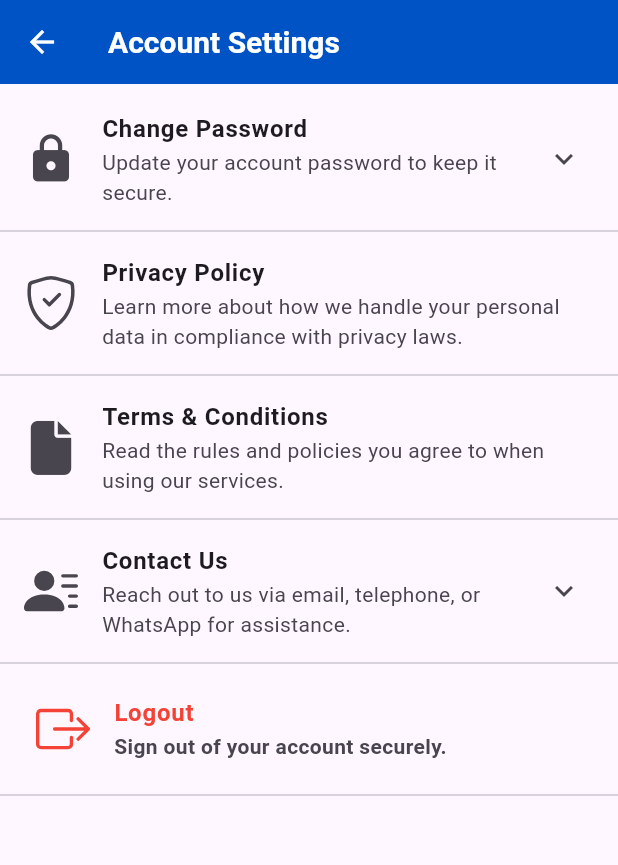
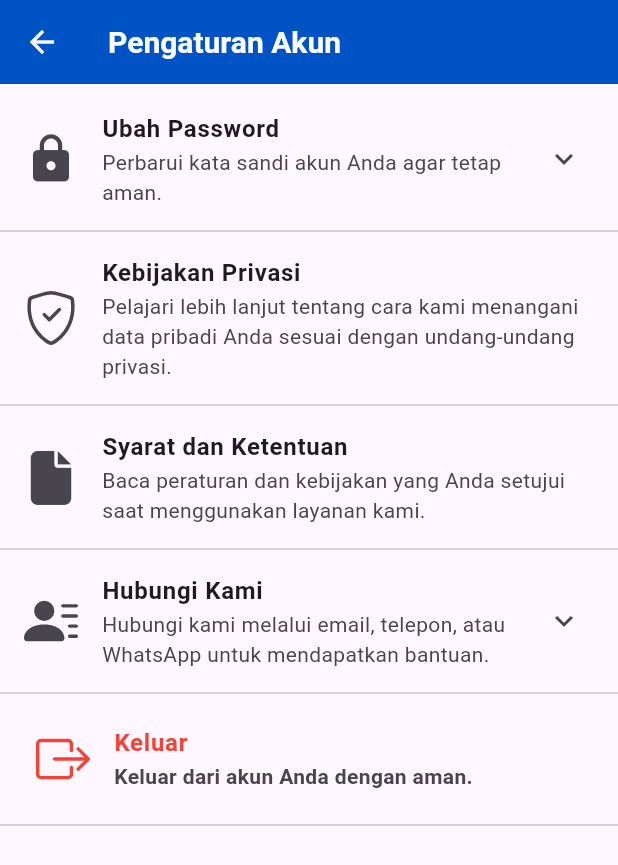
Before and after one commit to alifzidanr/simpeg2, a Flutter app: the AccountSettingsPage screen opened directly with empty values, on a phone screen of 412 x 824 dp. Shown: the top 865 px of the screen. Run offline on Flutter 3.47's test engine with Material 3 defaults, Android fonts, the light colour scheme and no system bars; our stand-ins replace fl_chart, google_fonts, icons_plus, image_picker, permission_handler, shared_preferences and 1 more; accounts and stored records are empty.

Commit message:
30th commit

```diff
--- a/lib/account_settings_page.dart
+++ b/lib/account_settings_page.dart
@@ -30,14 +30,14 @@ class _AccountSettingsPageState extends State<AccountSettingsPage> {
 
     if (currentPassword.isEmpty || newPassword.isEmpty || confirmPassword.isEmpty) {
       ScaffoldMessenger.of(context).showSnackBar(
-        SnackBar(content: Text('Please fill all fields.')),
+        SnackBar(content: Text('Harap isi semua kolom.')),
       );
       return;
     }
 
     if (newPassword != confirmPassword) {
       ScaffoldMessenger.of(context).showSnackBar(
-        SnackBar(content: Text('New password and confirmation do not match.')),
+        SnackBar(content: Text('Password baru dan konfirmasi tidak cocok.')),
       );
       return;
     }
@@ -45,7 +45,7 @@ class _AccountSettingsPageState extends State<AccountSettingsPage> {
     bool isCurrentPasswordValid = await DatabaseHelper.instance.login(widget.idPegawai, currentPassword);
     if (!isCurrentPasswordValid) {
       ScaffoldMessenger.of(context).showSnackBar(
-        SnackBar(content: Text('Current password is incorrect.')),
+        SnackBar(content: Text('Password saat ini salah.')),
       );
       return;
     }
@@ -57,10 +57,28 @@ class _AccountSettingsPageState extends State<AccountSettingsPage> {
     await prefs.remove('password');
 
     ScaffoldMessenger.of(context).showSnackBar(
-      SnackBar(content: Text('Password changed successfully. Please log in again.')),
+      SnackBar(content: Text('Password berhasil diubah.')),
     );
 
     Navigator.pop(context);
+  }
+
+  void _launchEmail(String email) async {
+  final Uri emailLaunchUri = Uri(
+    scheme: 'mailto',
+    path: email,
+    queryParameters: {
+      'subject': 'Hello',
+    },
+  );
+
+  if (await canLaunch(emailLaunchUri.toString())) {
+    await launch(emailLaunchUri.toString());
+  } else {
+    ScaffoldMessenger.of(context).showSnackBar(
+      SnackBar(content: Text('Tidak dapat membuka email app.')),
+    );
+  }
 }
 
   void _logout() async {
@@ -68,16 +86,44 @@ class _AccountSettingsPageState extends State<AccountSettingsPage> {
     context: context,
     builder: (BuildContext context) {
       return AlertDialog(
-          title: Text('Confirm Logout'),
-          content: Text('Are you sure you want to logout?'),
+        backgroundColor: Colors.white, // White background for the dialog
+        title: Text(
+          'Konfirmasi Logout',
+          style: TextStyle(
+            fontFamily: 'Roboto',
+            fontWeight: FontWeight.bold,
+          ),
+        ),
+        content: Text(
+          'Apakah Anda yakin ingin keluar?',
+          style: TextStyle(
+            fontFamily: 'Roboto',
+            fontWeight: FontWeight.bold,
+            color: Colors.red,
+            fontSize: 18, // Red text for the message
+          ),
+        ),
         actions: <Widget>[
-            TextButton(
+          ElevatedButton(
             onPressed: () {
               Navigator.of(context).pop();
             },
-              child: Text('No'),
+            style: ElevatedButton.styleFrom(
+              backgroundColor: Colors.red, // Red background
+              shape: RoundedRectangleBorder(
+                borderRadius: BorderRadius.circular(16), // Border radius 20
               ),
-            TextButton(
+            ),
+            child: Text(
+              'Tidak',
+              style: TextStyle(
+                fontFamily: 'Roboto',
+                fontWeight: FontWeight.bold,
+                color: Colors.white, // White font
+              ),
+            ),
+          ),
+          ElevatedButton(
             onPressed: () async {
               SharedPreferences prefs = await SharedPreferences.getInstance();
               await prefs.remove('idPegawai');
@@ -88,13 +134,27 @@ class _AccountSettingsPageState extends State<AccountSettingsPage> {
                 (Route<dynamic> route) => false,
               );
             },
-              child: Text('Yes'),
+            style: ElevatedButton.styleFrom(
+              backgroundColor: Colors.green, // Green background
+              shape: RoundedRectangleBorder(
+                borderRadius: BorderRadius.circular(16), // Border radius 20
+              ),
+            ),
+            child: Text(
+              'Ya',
+              style: TextStyle(
+                fontFamily: 'Roboto',
+                fontWeight: FontWeight.bold,
+                color: Colors.white, // White font
+              ),
+            ),
           ),
         ],
       );
     },
   );
 }
+
 
   void _showTermsAndConditionsModal() {
     showModalBottomSheet(
@@ -131,7 +191,7 @@ class _AccountSettingsPageState extends State<AccountSettingsPage> {
       await launch(url);
     } else {
       ScaffoldMessenger.of(context).showSnackBar(
-        SnackBar(content: Text('Could not open WhatsApp.')),
+        SnackBar(content: Text('Tidak dapat membuka WhatsApp.')),
       );
     }
   }
@@ -141,7 +201,7 @@ class _AccountSettingsPageState extends State<AccountSettingsPage> {
     return Scaffold(
       appBar: AppBar(
         title: Text(
-          'Account Settings',
+          'Pengaturan Akun',
           style: TextStyle(
             fontSize: 20,
             fontWeight: FontWeight.bold,
@@ -173,14 +233,14 @@ class _AccountSettingsPageState extends State<AccountSettingsPage> {
                   child: ListTile(
                     leading: Icon(Icons.lock, size: 36),
                     title: Text(
-                      "Change Password",
+                      "Ubah Password",
                       style: TextStyle(
                         fontWeight: FontWeight.bold,
                         fontSize: 16,
                       ),
                     ),
                     subtitle: Text(
-                      'Update your account password to keep it secure.',
+                      'Perbarui kata sandi akun Anda agar tetap aman.',
                       style: TextStyle(fontSize: 14),
                     ),
                     trailing: Icon(
@@ -199,11 +259,26 @@ class _AccountSettingsPageState extends State<AccountSettingsPage> {
                         TextField(
                             controller: _currentPasswordController,
                             decoration: InputDecoration(
-                            labelText: 'Current Password',
-                            hintText: 'Enter your current password',
-                            prefixIcon: Icon(Bootstrap.arrow_repeat), // Corresponding icon
+                              labelText: 'Password saat ini',
+                              labelStyle: TextStyle(
+                                fontFamily: 'Roboto',
+                                fontWeight: FontWeight.bold, // Set the font to bold
+                                color: Color(0xFF0053C5),
+                              ),
+                              hintText: 'Masukkan password saat ini',
+                              hintStyle: TextStyle(
+                                fontFamily: 'Roboto',
+                                fontWeight: FontWeight.bold, // Set the font to bold
+                              ),
+                              prefixIcon: Icon(Bootstrap.arrow_repeat),
                               border: OutlineInputBorder(),
                               contentPadding: EdgeInsets.only(left: 12, top: 12, bottom: 12),
+                              focusedBorder: OutlineInputBorder(
+                                borderSide: BorderSide(
+                                  color: Color(0xFF0053C5),
+                                  width: 2.0,
+                                ),
+                              ),
                             ),
                             obscureText: true,
                           ),
@@ -211,11 +286,26 @@ class _AccountSettingsPageState extends State<AccountSettingsPage> {
                           TextField(
                             controller: _newPasswordController,
                             decoration: InputDecoration(
-                            labelText: 'New Password',
-                            hintText: 'Enter your new password',
-                            prefixIcon: Icon(Bootstrap.check2), // Corresponding icon
+                              labelText: 'Password baru',
+                              labelStyle: TextStyle(
+                                fontFamily: 'Roboto',
+                                fontWeight: FontWeight.bold, // Set the font to bold
+                                color: Color(0xFF0053C5),
+                              ),
+                              hintText: 'Masukkan password baru',
+                              hintStyle: TextStyle(
+                                fontFamily: 'Roboto',
+                                fontWeight: FontWeight.bold, // Set the font to bold
+                              ),
+                              prefixIcon: Icon(Bootstrap.check2),
                               border: OutlineInputBorder(),
                               contentPadding: EdgeInsets.only(left: 12, top: 12, bottom: 12),
+                              focusedBorder: OutlineInputBorder(
+                                borderSide: BorderSide(
+                                  color: Color(0xFF0053C5),
+                                  width: 2.0,
+                                ),
+                              ),
                             ),
                             obscureText: true,
                           ),
@@ -223,11 +313,26 @@ class _AccountSettingsPageState extends State<AccountSettingsPage> {
                           TextField(
                             controller: _confirmPasswordController,
                             decoration: InputDecoration(
-                            labelText: 'Confirm New Password',
-                            hintText: 'Re-enter your new password',
-                            prefixIcon: Icon(Bootstrap.check2_all), // Corresponding icon
+                              labelText: 'Konfirmasi password baru',
+                              labelStyle: TextStyle(
+                                fontFamily: 'Roboto',
+                                fontWeight: FontWeight.bold, // Set the font to bold
+                                color: Color(0xFF0053C5),
+                              ),
+                              hintText: 'Masukkan kembali password baru Anda',
+                              hintStyle: TextStyle(
+                                fontFamily: 'Roboto',
+                                fontWeight: FontWeight.bold, // Set the font to bold
+                              ),
+                              prefixIcon: Icon(Bootstrap.check2_all),
                               border: OutlineInputBorder(),
                               contentPadding: EdgeInsets.only(left: 12, top: 12, bottom: 12),
+                              focusedBorder: OutlineInputBorder(
+                                borderSide: BorderSide(
+                                  color: Color(0xFF0053C5),
+                                  width: 2.0,
+                                ),
+                              ),
                             ),
                             obscureText: true,
                         ),
@@ -248,7 +353,7 @@ class _AccountSettingsPageState extends State<AccountSettingsPage> {
                                   fontWeight: FontWeight.bold, // Bold font
                                 ),
                               ),
-                              child: Text('Change Password'),
+                              child: Text('Ubah Password'),
                             ),
                           ],
                         ),
@@ -263,14 +368,14 @@ class _AccountSettingsPageState extends State<AccountSettingsPage> {
                   leading: Icon(Bootstrap.shield_check, size: 36),
                   onTap: _showPrivacyPolicyModal,
                   title: Text(
-                    'Privacy Policy',
+                    'Kebijakan Privasi',
                     style: TextStyle(
                       fontWeight: FontWeight.bold,
                       fontSize: 16,
                     ),
                   ),
                   subtitle: Text(
-                    'Learn more about how we handle your personal data in compliance with privacy laws.',
+                    'Pelajari lebih lanjut tentang cara kami menangani data pribadi Anda sesuai dengan undang-undang privasi.',
                     style: TextStyle(fontSize: 14),
                   ),
                 ),
@@ -280,14 +385,14 @@ class _AccountSettingsPageState extends State<AccountSettingsPage> {
                   leading: Icon(FontAwesome.file, size: 36),
                   onTap: _showTermsAndConditionsModal,
                   title: Text(
-                    'Terms & Conditions',
+                    'Syarat dan Ketentuan',
                     style: TextStyle(
                       fontWeight: FontWeight.bold,
                       fontSize: 16,
                     ),
                   ),
                   subtitle: Text(
-                    'Read the rules and policies you agree to when using our services.',
+                    'Baca peraturan dan kebijakan yang Anda setujui saat menggunakan layanan kami.',
                     style: TextStyle(fontSize: 14),
                   ),
                 ),
@@ -302,7 +407,7 @@ GestureDetector(
   child: ListTile(
     leading: Icon(Bootstrap.person_lines_fill, size: 36),
     title: Text(
-      "Contact Us",
+      "Hubungi Kami",
       style: TextStyle(
         fontWeight: FontWeight.bold,
         fontSize: 16,
@@ -310,7 +415,7 @@ GestureDetector(
       ),
     ),
     subtitle: Text(
-      'Reach out to us via email, telephone, or WhatsApp for assistance.',
+      'Hubungi kami melalui email, telepon, atau WhatsApp untuk mendapatkan bantuan.',
       style: TextStyle(fontSize: 14),
     ),
     trailing: Icon(
@@ -344,13 +449,17 @@ AnimatedContainer(
       fontFamily: 'Roboto',
     ),
   ),
-          contentPadding: EdgeInsets.zero, // Remove extra padding inside ListTile
+  contentPadding: EdgeInsets.zero,
+  trailing: Icon(Bootstrap.arrow_right), // Remove extra padding inside ListTile
+  onTap: () {
+    _launchEmail('kesra@al-azhar.or.id');
+  },
 ),
         Divider(height: 1), // Reduce height of the divider
         ListTile(
           leading: Icon(Bootstrap.telephone_fill, size: 24),
           title: Text(
-            'Telephone',
+            'Telepon',
             style: TextStyle(
               fontWeight: FontWeight.bold,
               fontSize: 14,
@@ -408,7 +517,7 @@ Padding(
     contentPadding: EdgeInsets.zero, // Aligns the Logout item with the others
     leading: Icon(Bootstrap.box_arrow_right, size: 36, color: Colors.red),
     title: Text(
-      'Logout',
+      'Keluar',
       style: TextStyle(
         fontWeight: FontWeight.bold,
         fontSize: 16,
@@ -417,7 +526,7 @@ Padding(
       ),
     ),
     subtitle: Text(
-      'Sign out of your account securely.',
+      'Keluar dari akun Anda dengan aman.',
       style: TextStyle(
         fontWeight: FontWeight.bold,
         fontSize: 14,
--- a/lib/career_page.dart
+++ b/lib/career_page.dart
@@ -27,7 +27,7 @@ class CareerPage extends StatelessWidget {
           } else if (snapshot.hasError) {
             return Center(child: Text('Error: ${snapshot.error}'));
           } else if (!snapshot.hasData || snapshot.data!.isEmpty) {
-            return Center(child: Text('No data available.'));
+            return Center(child: Text('Tidak ada data yang tersedia.'));
           }
 
           final careerData = snapshot.data!;
--- a/lib/class_page.dart
+++ b/lib/class_page.dart
@@ -26,7 +26,7 @@ Widget build(BuildContext context) {
         } else if (snapshot.hasError) {
           return Center(child: Text('Error: ${snapshot.error}'));
         } else if (!snapshot.hasData || snapshot.data!.isEmpty) {
-          return Center(child: Text('No data available.'));
+          return Center(child: Text('Tidak ada data yang tersedia.'));
         }
 
         final golonganData = snapshot.data!;
--- a/lib/education_page.dart
+++ b/lib/education_page.dart
@@ -43,7 +43,7 @@ class _EducationPageState extends State<EducationPage> {
           } else if (snapshot.hasError) {
             return Center(child: Text('Error: ${snapshot.error}'));
           } else if (!snapshot.hasData || snapshot.data!.isEmpty) {
-            return Center(child: Text('No education data found.'));
+            return Center(child: Text('Tidak ada data yang tersedia.'));
           }
 
           final educationList = snapshot.data!;
--- a/lib/family_page.dart
+++ b/lib/family_page.dart
@@ -28,7 +28,7 @@ Widget build(BuildContext context) {
         } else if (snapshot.hasError) {
           return Center(child: Text('Error: ${snapshot.error}'));
         } else if (!snapshot.hasData || snapshot.data!.isEmpty) {
-          return Center(child: Text('No data available'));
+          return Center(child: Text('Tidak ada data yang tersedia.'));
         }
 
         List<Map<String, dynamic>> familyData = snapshot.data!;
--- a/lib/wage_page.dart
+++ b/lib/wage_page.dart
@@ -14,7 +14,7 @@ class WagePage extends StatelessWidget {
       key: _scaffoldKey,
       appBar: buildAppBar(_scaffoldKey, 'Slip Gaji', idPegawai),
       drawer: buildDrawer(context, idPegawai),
-      body: Center(child: Text('Slip Gaji Page')),
+      body: Center(child: Text('Tidak ada data yang tersedia.')),
     );
   }
 }
--- a/pubspec.yaml
+++ b/pubspec.yaml
@@ -46,6 +46,7 @@ dependencies:
   crypto: ^3.0.5
   accordion: ^2.6.0
   url_launcher: ^6.3.1
+  image: ^4.3.0
 
 
   # The following adds the Cupertino Icons font to your application.
```
Also changed, not shown: lib/database_helper.dart (+10 -7 lines), lib/login_page.dart (+20 -13 lines), lib/profile_page.dart (+50 -45 lines), pubspec.lock, 1 other file. Lines whose indentation alone changed are shown as unchanged.
